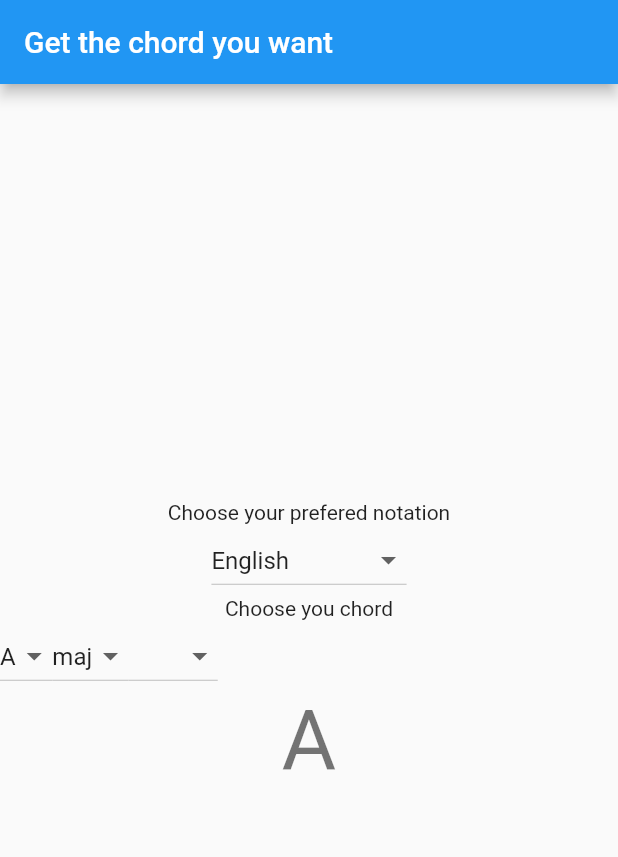
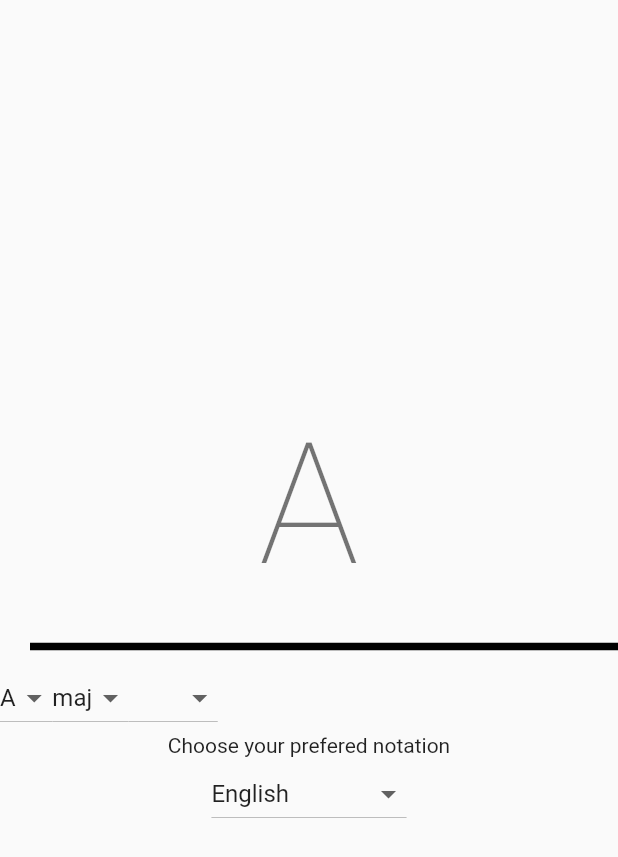
Before and after one commit to levavaq/void_minded, a Flutter app: the screen it shows after launch, on a phone screen of 412 x 824 dp. Shown: the top 857 px of the screen. Run offline on Flutter 3.47's test engine with Material 2 defaults, Android fonts, the phone set to English and light mode, and no system bars; our stand-ins replace mvc_pattern.

Commit message:
clean main.dart & go to respect app design

```diff
--- a/lib/main.dart
+++ b/lib/main.dart
@@ -29,24 +29,17 @@ class MyApp extends StatelessWidget {
         // closer together (more dense) than on mobile platforms.
         visualDensity: VisualDensity.adaptivePlatformDensity,
       ),
-      home: MyHomePage(title: 'Get the chord you want'),
+      home: MyHomePage(),
     );
   }
 }
 
 class MyHomePage extends StatefulWidget {
-  MyHomePage({Key key, this.title}) : super(key: key);
+  MyHomePage({Key key}) : super(key: key);
 
   // This widget is the home page of your application. It is stateful, meaning
   // that it has a State object (defined below) that contains fields that affect
   // how it looks.
-
-  // This class is the configuration for the state. It holds the values (in this
-  // case the title) provided by the parent (in this case the App widget) and
-  // used by the build method of the State. Fields in a Widget subclass are
-  // always marked "final".
-
-  final String title;
 
   @override
   _MyHomePageState createState() => _MyHomePageState();
@@ -120,60 +113,34 @@ class _MyHomePageState extends State<MyHomePage> {
 
   @override
   Widget build(BuildContext context) {
-    // This method is rerun every time setState is called, for instance as done
-    // by the _incrementCounter method above.
-    //
-    // The Flutter framework has been optimized to make rerunning build methods
-    // fast, so that you can just rebuild anything that needs updating rather
-    // than having to individually change instances of widgets.
     return Scaffold(
-      appBar: AppBar(
-        // Here we take the value from the MyHomePage object that was created by
-        // the App.build method, and use it to set our appbar title.
-        title: Text(widget.title),
-      ),
       body: Center(
-        // Center is a layout widget. It takes a single child and positions it
-        // in the middle of the parent.
         child: Column(
-          // Column is also a layout widget. It takes a list of children and
-          // arranges them vertically. By default, it sizes itself to fit its
-          // children horizontally, and tries to be as tall as its parent.
-          //
-          // Invoke "debug painting" (press "p" in the console, choose the
-          // "Toggle Debug Paint" action from the Flutter Inspector in Android
-          // Studio, or the "Toggle Debug Paint" command in Visual Studio Code)
-          // to see the wireframe for each widget.
-          //
-          // Column has various properties to control how it sizes itself and
-          // how it positions its children. Here we use mainAxisAlignment to
-          // center the children vertically; the main axis here is the vertical
-          // axis because Columns are vertical (the cross axis would be
-          // horizontal).
           mainAxisAlignment: MainAxisAlignment.center,
           children: <Widget>[
+            Container(
+              child: Column(
+                children: <Widget>[
                   Text(
-              'Choose your prefered notation',
-            ),
-            DropdownButton<String>(
-                items: _notations.map((String value){
-                  return DropdownMenuItem<String>(
-                      value: value,
-                      child: Text(value)
-                  );
-                }).toList(),
-                value: _currentNotation,
-                onChanged: (String value) {
-                  setState(() {
-                    this._currentNotation = value;
-                    _changeNotation();
-                  });
-                }
+                    '$chordName',
+                    style: Theme.of(context).textTheme.headline1,
                   ),
                   Text(
-              'Choose you chord',
+                    '$jsonChord',
+                    style: Theme.of(context).textTheme.subtitle1,
                   ),
-            Row(
+                ]
+              )
+            ),
+            const Divider(
+              color: Colors.black,
+              height: 20,
+              thickness: 5,
+              indent: 20,
+              endIndent: 0,
+            ),
+            Container(
+              child: Row(
                 children: <Widget>[
                   DropdownButton<String>(
                     items: _chords.map((String value){
@@ -225,15 +192,32 @@ class _MyHomePageState extends State<MyHomePage> {
                     }
                   )
                 ],
+              )
             ),
+            Container(
+                child: Column(
+                    children: <Widget>[
                       Text(
-              '$chordName',
-              style: Theme.of(context).textTheme.headline2,
+                        'Choose your prefered notation',
                       ),
-            Text(
-              '$jsonChord',
-              style: Theme.of(context).textTheme.subtitle1,
-            ),
+                      DropdownButton<String>(
+                          items: _notations.map((String value){
+                            return DropdownMenuItem<String>(
+                                value: value,
+                                child: Text(value)
+                            );
+                          }).toList(),
+                          value: _currentNotation,
+                          onChanged: (String value) {
+                            setState(() {
+                              this._currentNotation = value;
+                              _changeNotation();
+                            });
+                          }
+                      )
+                    ]
+                )
+            )
           ],
         ),
       )// This trailing comma makes auto-formatting nicer for build methods.
```
Lines whose indentation alone changed are shown as unchanged.
